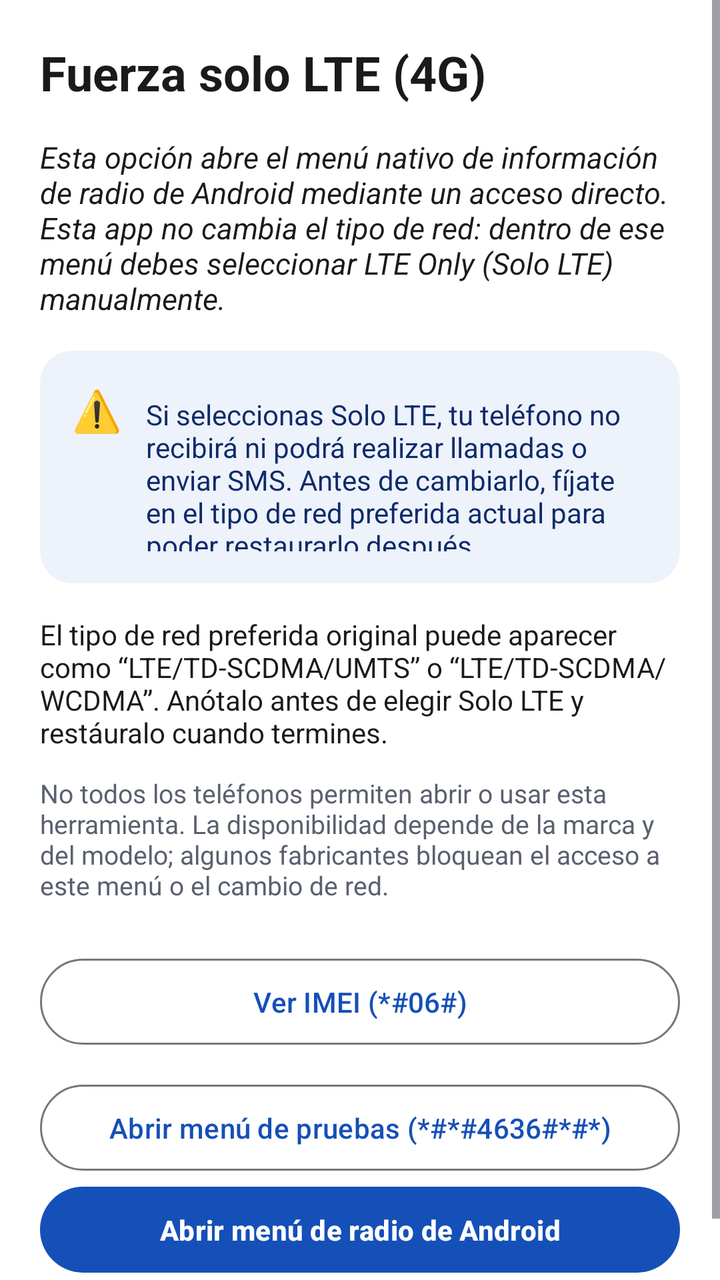
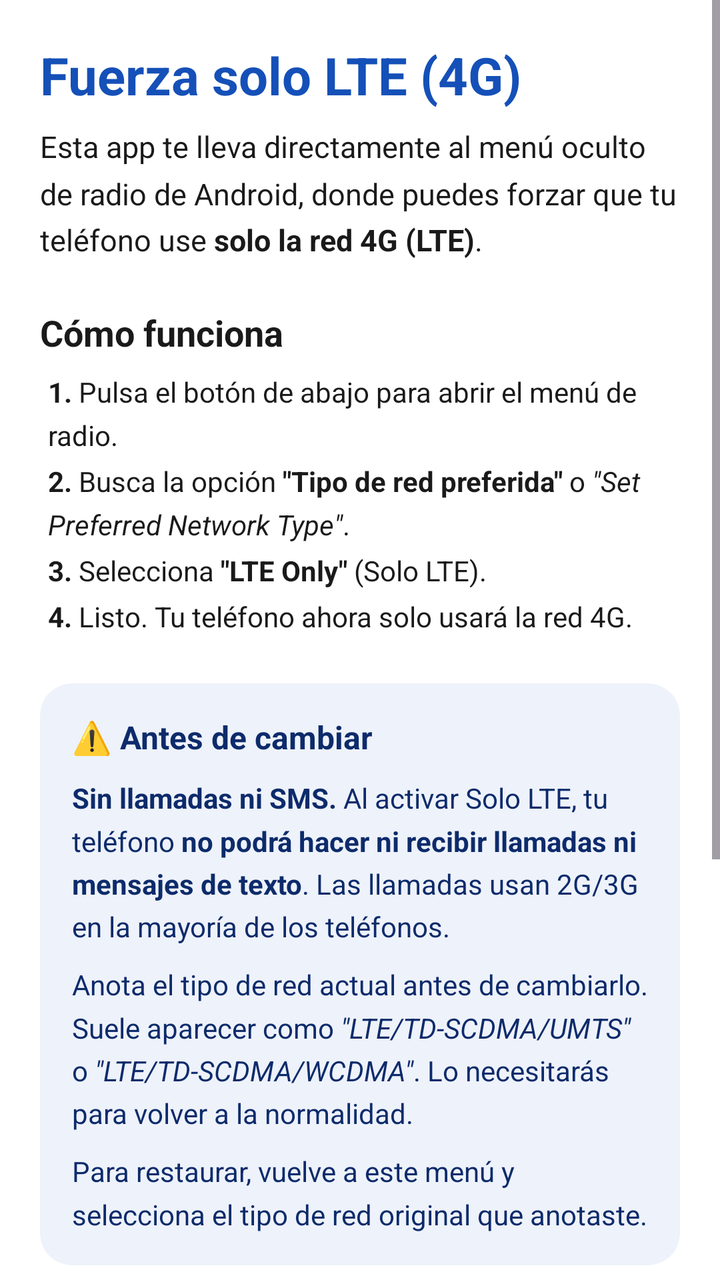

Before-and-after screenshots of an Android layout around one commit, followed by the original layout XML and the change that was made.
<!-- AndroidManifest.xml: application theme Theme.Force4G -->
<!-- res/layout/activity_main.xml -->
<?xml version="1.0" encoding="utf-8"?>
<ScrollView xmlns:android="http://schemas.android.com/apk/res/android"
    android:layout_width="match_parent"
    android:layout_height="match_parent"
    android:background="@color/background"
    android:fillViewport="true">

    <LinearLayout
        android:layout_width="match_parent"
        android:layout_height="wrap_content"
        android:orientation="vertical"
        android:padding="20dp">

        <TextView
            android:layout_width="wrap_content"
            android:layout_height="wrap_content"
            android:text="@string/title"
            android:textSize="24sp"
            android:textStyle="bold"
            android:textColor="@color/text_primary"
            android:layout_marginBottom="16dp" />

        <TextView
            android:layout_width="wrap_content"
            android:layout_height="wrap_content"
            android:text="@string/intro"
            android:textSize="15sp"
            android:textColor="@color/text_primary"
            android:textStyle="italic"
            android:layout_marginBottom="16dp" />

        
        <androidx.cardview.widget.CardView
            android:layout_width="match_parent"
            android:layout_height="wrap_content"
            android:layout_marginBottom="16dp"
            app:cardCornerRadius="16dp"
            app:cardBackgroundColor="@color/warning_bg"
            app:cardElevation="0dp"
            xmlns:app="http://schemas.android.com/apk/res-auto">

            <LinearLayout
                android:layout_width="match_parent"
                android:layout_height="wrap_content"
                android:orientation="horizontal"
                android:padding="16dp">

                <TextView
                    android:layout_width="wrap_content"
                    android:layout_height="wrap_content"
                    android:text="⚠️"
                    android:textSize="20sp"
                    android:layout_marginEnd="12dp" />

                <TextView
                    android:layout_width="0dp"
                    android:layout_height="wrap_content"
                    android:layout_weight="1"
                    android:text="@string/warning"
                    android:textSize="14sp"
                    android:textColor="@color/warning_text" />
            </LinearLayout>
        </androidx.cardview.widget.CardView>

        <TextView
            android:layout_width="wrap_content"
            android:layout_height="wrap_content"
            android:text="@string/restore"
            android:textSize="14sp"
            android:textColor="@color/text_primary"
            android:layout_marginBottom="12dp" />

        <TextView
            android:layout_width="wrap_content"
            android:layout_height="wrap_content"
            android:text="@string/device_support"
            android:textSize="13sp"
            android:textColor="@color/text_secondary"
            android:layout_marginBottom="24dp" />

        <com.google.android.material.button.MaterialButton
            android:id="@+id/btn_dial_imei"
            android:layout_width="match_parent"
            android:layout_height="wrap_content"
            android:text="@string/dial_imei"
            android:textAllCaps="false"
            android:paddingTop="12dp"
            android:paddingBottom="12dp"
            android:layout_marginBottom="12dp"
            style="@style/Widget.Material3.Button.OutlinedButton" />

        <com.google.android.material.button.MaterialButton
            android:id="@+id/btn_dial_radio"
            android:layout_width="match_parent"
            android:layout_height="wrap_content"
            android:text="@string/dial_radio"
            android:textAllCaps="false"
            android:paddingTop="12dp"
            android:paddingBottom="12dp"
            style="@style/Widget.Material3.Button.OutlinedButton" />

        <com.google.android.material.button.MaterialButton
            android:id="@+id/btn_open_radio"
            android:layout_width="match_parent"
            android:layout_height="wrap_content"
            android:text="@string/open_menu"
            android:textAllCaps="false"
            android:textStyle="bold"
            android:paddingTop="12dp"
            android:paddingBottom="12dp"
            android:layout_marginBottom="12dp"
            style="@style/Widget.Material3.Button" />

    </LinearLayout>
</ScrollView>
<!-- resources referenced by this layout -->
<resources>
  <color name="background">#FFFFFF</color>
  <color name="text_primary">#1A1A1A</color>
  <color name="text_secondary">#5A6070</color>
  <color name="warning_bg">#EEF2FA</color>
  <color name="warning_text">#0d2b6b</color>
  <string name="device_support">No todos los teléfonos permiten abrir o usar esta herramienta. La disponibilidad depende de la marca y del modelo; algunos fabricantes bloquean el acceso a este menú o el cambio de red.</string>
  <string name="dial_imei">Ver IMEI (*#06#)</string>
  <string name="dial_radio">Abrir menú de pruebas (*#*#4636#*#*)</string>
  <string name="intro">Esta opción abre el menú nativo de información de radio de Android mediante un acceso directo. Esta app no cambia el tipo de red: dentro de ese menú debes seleccionar LTE Only (Solo LTE) manualmente.</string>
  <string name="open_menu">Abrir menú de radio de Android</string>
  <string name="restore">El tipo de red preferida original puede aparecer como “LTE/TD-SCDMA/UMTS” o “LTE/TD-SCDMA/WCDMA”. Anótalo antes de elegir Solo LTE y restáuralo cuando termines.</string>
  <string name="title">Fuerza solo LTE (4G)</string>
  <string name="warning">Si seleccionas Solo LTE, tu teléfono no recibirá ni podrá realizar llamadas o enviar SMS. Antes de cambiarlo, fíjate en el tipo de red preferida actual para poder restaurarlo después.</string>
  <style name="Theme.Force4G" parent="Theme.Material3.DayNight.NoActionBar">
          <item name="colorPrimary">@color/primary</item>
          <item name="colorOnPrimary">@color/on_primary</item>
          <item name="android:windowBackground">@color/background</item>
          <item name="android:statusBarColor">@color/status_bar</item>
          <item name="android:navigationBarColor">@color/background</item>
      </style>
  <color name="primary">#1550b8</color>
  <color name="on_primary">#FFFFFF</color>
  <color name="status_bar">#0d2b6b</color>
</resources>

<!-- the commit's change to res/layout/activity_main.xml (unified diff, before → after) -->
@@ -1,5 +1,6 @@
 <?xml version="1.0" encoding="utf-8"?>
 <ScrollView xmlns:android="http://schemas.android.com/apk/res/android"
+    xmlns:app="http://schemas.android.com/apk/res-auto"
     android:layout_width="match_parent"
     android:layout_height="match_parent"
     android:background="@color/background"
@@ -11,83 +12,160 @@
         android:orientation="vertical"
         android:padding="20dp">
 
+        
         <TextView
             android:layout_width="wrap_content"
             android:layout_height="wrap_content"
             android:text="@string/title"
-            android:textSize="24sp"
+            android:textSize="26sp"
             android:textStyle="bold"
-            android:textColor="@color/text_primary"
-            android:layout_marginBottom="16dp" />
+            android:textColor="@color/primary"
+            android:layout_marginBottom="8dp" />
 
+        
         <TextView
             android:layout_width="wrap_content"
             android:layout_height="wrap_content"
             android:text="@string/intro"
             android:textSize="15sp"
             android:textColor="@color/text_primary"
-            android:textStyle="italic"
-            android:layout_marginBottom="16dp" />
+            android:lineSpacingMultiplier="1.3"
+            android:layout_marginBottom="24dp" />
+
+        
+        <TextView
+            android:layout_width="wrap_content"
+            android:layout_height="wrap_content"
+            android:text="@string/section_how"
+            android:textSize="18sp"
+            android:textStyle="bold"
+            android:textColor="@color/text_primary"
+            android:layout_marginBottom="8dp" />
+
+        <TextView
+            android:layout_width="wrap_content"
+            android:layout_height="wrap_content"
+            android:text="@string/step_1"
+            android:textSize="14sp"
+            android:textColor="@color/text_primary"
+            android:lineSpacingMultiplier="1.3"
+            android:layout_marginBottom="4dp"
+            android:paddingStart="4dp" />
+
+        <TextView
+            android:layout_width="wrap_content"
+            android:layout_height="wrap_content"
+            android:text="@string/step_2"
+            android:textSize="14sp"
+            android:textColor="@color/text_primary"
+            android:lineSpacingMultiplier="1.3"
+            android:layout_marginBottom="4dp"
+            android:paddingStart="4dp" />
+
+        <TextView
+            android:layout_width="wrap_content"
+            android:layout_height="wrap_content"
+            android:text="@string/step_3"
+            android:textSize="14sp"
+            android:textColor="@color/text_primary"
+            android:lineSpacingMultiplier="1.3"
+            android:layout_marginBottom="4dp"
+            android:paddingStart="4dp" />
+
+        <TextView
+            android:layout_width="wrap_content"
+            android:layout_height="wrap_content"
+            android:text="@string/step_4"
+            android:textSize="14sp"
+            android:textColor="@color/text_primary"
+            android:lineSpacingMultiplier="1.3"
+            android:layout_marginBottom="24dp"
+            android:paddingStart="4dp" />
 
         
         <androidx.cardview.widget.CardView
             android:layout_width="match_parent"
             android:layout_height="wrap_content"
-            android:layout_marginBottom="16dp"
+            android:layout_marginBottom="24dp"
             app:cardCornerRadius="16dp"
             app:cardBackgroundColor="@color/warning_bg"
-            app:cardElevation="0dp"
-            xmlns:app="http://schemas.android.com/apk/res-auto">
+            app:cardElevation="0dp">
 
             <LinearLayout
                 android:layout_width="match_parent"
                 android:layout_height="wrap_content"
-                android:orientation="horizontal"
+                android:orientation="vertical"
                 android:padding="16dp">
 
                 <TextView
                     android:layout_width="wrap_content"
                     android:layout_height="wrap_content"
-                    android:text="⚠️"
-                    android:textSize="20sp"
-                    android:layout_marginEnd="12dp" />
+                    android:text="@string/section_warning"
+                    android:textSize="16sp"
+                    android:textStyle="bold"
+                    android:textColor="@color/warning_text"
+                    android:layout_marginBottom="10dp" />
 
                 <TextView
-                    android:layout_width="0dp"
+                    android:layout_width="wrap_content"
                     android:layout_height="wrap_content"
-                    android:layout_weight="1"
-                    android:text="@string/warning"
+                    android:text="@string/warning_calls"
                     android:textSize="14sp"
-                    android:textColor="@color/warning_text" />
+                    android:textColor="@color/warning_text"
+                    android:lineSpacingMultiplier="1.3"
+                    android:layout_marginBottom="10dp" />
+
+                <TextView
+                    android:layout_width="wrap_content"
+                    android:layout_height="wrap_content"
+                    android:text="@string/warning_note"
+                    android:textSize="14sp"
+                    android:textColor="@color/warning_text"
+                    android:lineSpacingMultiplier="1.3"
+                    android:layout_marginBottom="10dp" />
+
+                <TextView
+                    android:layout_width="wrap_content"
+                    android:layout_height="wrap_content"
+                    android:text="@string/warning_restore"
+                    android:textSize="14sp"
+                    android:textColor="@color/warning_text"
+                    android:lineSpacingMultiplier="1.3" />
+
             </LinearLayout>
         </androidx.cardview.widget.CardView>
+
+        
+        <TextView
+            android:layout_width="wrap_content"
+            android:layout_height="wrap_content"
+            android:text="@string/section_compat"
+            android:textSize="18sp"
+            android:textStyle="bold"
+            android:textColor="@color/text_primary"
+            android:layout_marginBottom="8dp" />
 
         <TextView
             android:layout_width="wrap_content"
             android:layout_height="wrap_content"
-            android:text="@string/restore"
-            android:textSize="14sp"
-            android:textColor="@color/text_primary"
-            android:layout_marginBottom="12dp" />
-
-        <TextView
-            android:layout_width="wrap_content"
-            android:layout_height="wrap_content"
-            android:text="@string/device_support"
+            android:text="@string/compat_text"
             android:textSize="13sp"
             android:textColor="@color/text_secondary"
-            android:layout_marginBottom="24dp" />
+            android:lineSpacingMultiplier="1.3"
+            android:layout_marginBottom="28dp" />
 
+        
         <com.google.android.material.button.MaterialButton
-            android:id="@+id/btn_dial_imei"
+            android:id="@+id/btn_open_radio"
             android:layout_width="match_parent"
             android:layout_height="wrap_content"
-            android:text="@string/dial_imei"
+            android:text="@string/open_menu"
             android:textAllCaps="false"
-            android:paddingTop="12dp"
-            android:paddingBottom="12dp"
+            android:textStyle="bold"
+            android:paddingTop="14dp"
+            android:paddingBottom="14dp"
             android:layout_marginBottom="12dp"
-            style="@style/Widget.Material3.Button.OutlinedButton" />
+            style="@style/Widget.Material3.Button" />
 
         <com.google.android.material.button.MaterialButton
             android:id="@+id/btn_dial_radio"
@@ -99,17 +177,5 @@
             android:paddingBottom="12dp"
             style="@style/Widget.Material3.Button.OutlinedButton" />
 
-        <com.google.android.material.button.MaterialButton
-            android:id="@+id/btn_open_radio"
-            android:layout_width="match_parent"
-            android:layout_height="wrap_content"
-            android:text="@string/open_menu"
-            android:textAllCaps="false"
-            android:textStyle="bold"
-            android:paddingTop="12dp"
-            android:paddingBottom="12dp"
-            android:layout_marginBottom="12dp"
-            style="@style/Widget.Material3.Button" />
-
     </LinearLayout>
 </ScrollView>
<!-- resource entries referenced after the edit -->
@@ -5,14 +5,21 @@
   <color name="text_secondary">#5A6070</color>
   <color name="warning_bg">#EEF2FA</color>
   <color name="warning_text">#0d2b6b</color>
-  <string name="device_support">No todos los teléfonos permiten abrir o usar esta herramienta. La disponibilidad depende de la marca y del modelo; algunos fabricantes bloquean el acceso a este menú o el cambio de red.</string>
-  <string name="dial_imei">Ver IMEI (*#06#)</string>
+  <string name="compat_text">No todos los teléfonos permiten abrir este menú. Algunos fabricantes (especialmente <b>Samsung</b>, <b>Xiaomi</b> y <b>Huawei</b>) bloquean el acceso en ciertas versiones. Si el botón principal no funciona, prueba con el menú de pruebas.</string>
   <string name="dial_radio">Abrir menú de pruebas (*#*#4636#*#*)</string>
-  <string name="intro">Esta opción abre el menú nativo de información de radio de Android mediante un acceso directo. Esta app no cambia el tipo de red: dentro de ese menú debes seleccionar LTE Only (Solo LTE) manualmente.</string>
+  <string name="intro">Esta app te lleva directamente al menú oculto de radio de Android, donde puedes forzar que tu teléfono use <b>solo la red 4G (LTE)</b>.</string>
   <string name="open_menu">Abrir menú de radio de Android</string>
-  <string name="restore">El tipo de red preferida original puede aparecer como “LTE/TD-SCDMA/UMTS” o “LTE/TD-SCDMA/WCDMA”. Anótalo antes de elegir Solo LTE y restáuralo cuando termines.</string>
+  <string name="section_compat">Compatibilidad</string>
+  <string name="section_how">Cómo funciona</string>
+  <string name="section_warning">⚠️ Antes de cambiar</string>
+  <string name="step_1"><b>1.</b>  Pulsa el botón de abajo para abrir el menú de radio.</string>
+  <string name="step_2"><b>2.</b>  Busca la opción <b>\"Tipo de red preferida\"</b> o <i>\"Set Preferred Network Type\"</i>.</string>
+  <string name="step_3"><b>3.</b>  Selecciona <b>\"LTE Only\"</b> (Solo LTE).</string>
+  <string name="step_4"><b>4.</b>  Listo. Tu teléfono ahora solo usará la red 4G.</string>
   <string name="title">Fuerza solo LTE (4G)</string>
-  <string name="warning">Si seleccionas Solo LTE, tu teléfono no recibirá ni podrá realizar llamadas o enviar SMS. Antes de cambiarlo, fíjate en el tipo de red preferida actual para poder restaurarlo después.</string>
+  <string name="warning_calls"><b>Sin llamadas ni SMS.</b> Al activar Solo LTE, tu teléfono <b>no podrá hacer ni recibir llamadas ni mensajes de texto</b>. Las llamadas usan 2G/3G en la mayoría de los teléfonos.</string>
+  <string name="warning_note">Anota el tipo de red actual antes de cambiarlo. Suele aparecer como <i>\"LTE/TD-SCDMA/UMTS\"</i> o <i>\"LTE/TD-SCDMA/WCDMA\"</i>. Lo necesitarás para volver a la normalidad.</string>
+  <string name="warning_restore">Para restaurar, vuelve a este menú y selecciona el tipo de red original que anotaste.</string>
   <style name="Theme.Force4G" parent="Theme.Material3.DayNight.NoActionBar">
           <item name="colorPrimary">@color/primary</item>
           <item name="colorOnPrimary">@color/on_primary</item>
